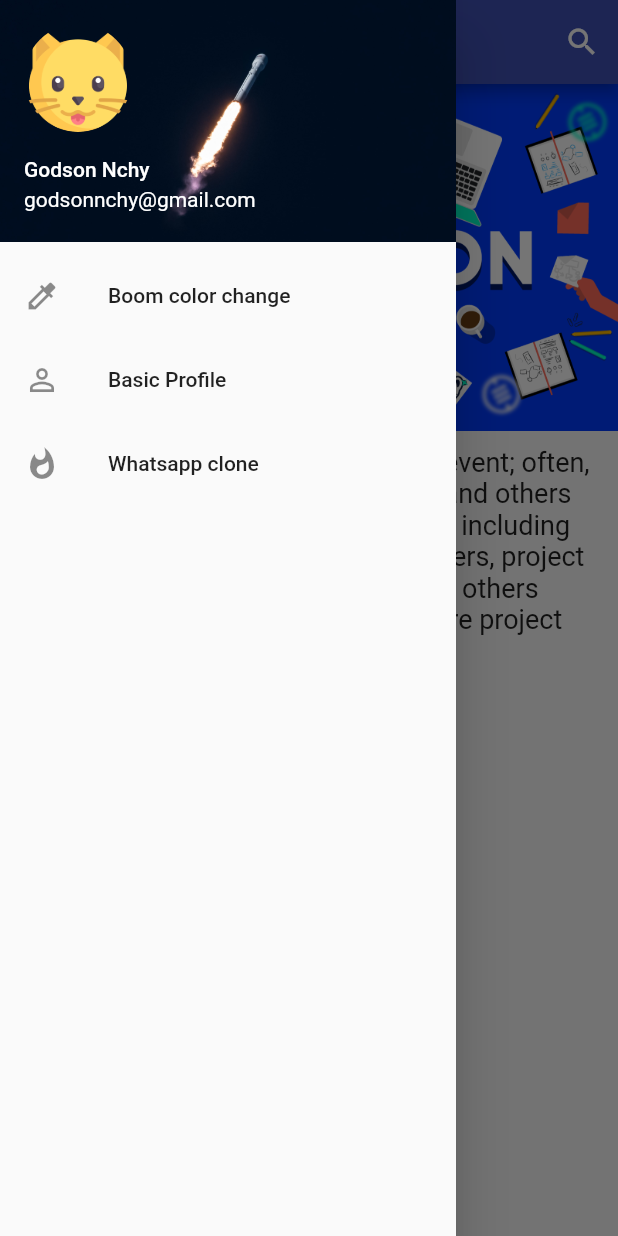
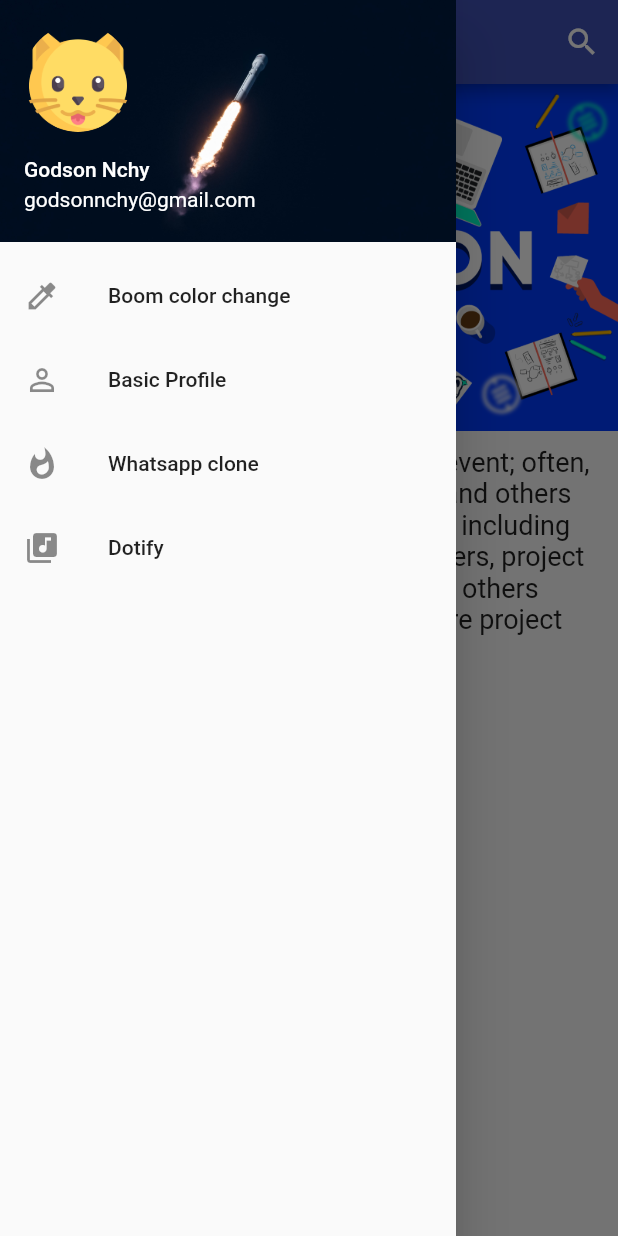
Before and after one commit to gordonnchy/flutter-clones, a Flutter app: the screen it shows after launch, with the side drawer open, on a phone screen of 412 x 824 dp. Run offline on Flutter 3.47's test engine with Material 2 defaults, Android fonts, the phone set to English and light mode, and no system bars; our stand-ins replace shared_preferences.

Commit message:
feature: 🐱‍👤 add dotify challenge

```diff
--- a/lib/app.dart
+++ b/lib/app.dart
@@ -9,6 +9,7 @@ import './pages/home.dart';
 import './pages/challenges/color-change/color_change.dart';
 import './pages/challenges/profiles/profile_1.dart';
 import './pages/challenges/whatsapp/whatsapp.dart';
+import './pages/challenges/dotify/dotify.dart';
 
 // import './sample.dart';
 
@@ -58,7 +59,8 @@ class _AppState extends State<App> {
             home: (_) => HomePage(),
             color_change: (_) => ColorChangePage(),
             basic_profile: (_) => BasicProfile1Page(),
-            whatsapp: (_) => WhatsAppPage()
+            whatsapp: (_) => WhatsAppPage(),
+            dotify: (_) => DotifyPage()
           },
         );
       },
--- a/lib/constants/constant.dart
+++ b/lib/constants/constant.dart
@@ -2,3 +2,4 @@ const home = '/home';
 const color_change = '/color_change';
 const basic_profile = '/basic_profile';
 const whatsapp = '/whatsapp';
+const dotify = '/dotify';
--- a/lib/pages/home.dart
+++ b/lib/pages/home.dart
@@ -40,6 +40,11 @@ class HomePage extends StatelessWidget {
                   leading: Icon(Icons.whatshot),
                   title: Text('Whatsapp clone'),
                   onTap: () => Navigator.pushNamed(context, whatsapp),
+                ),
+                ListTile(
+                  leading: Icon(Icons.library_music),
+                  title: Text('Dotify'),
+                  onTap: () => Navigator.pushNamed(context, dotify),
                 )
               ],
             )
```
Also changed, not shown: lib/pages/challenges/dotify/dotify.dart (added, +13 -0 lines).
